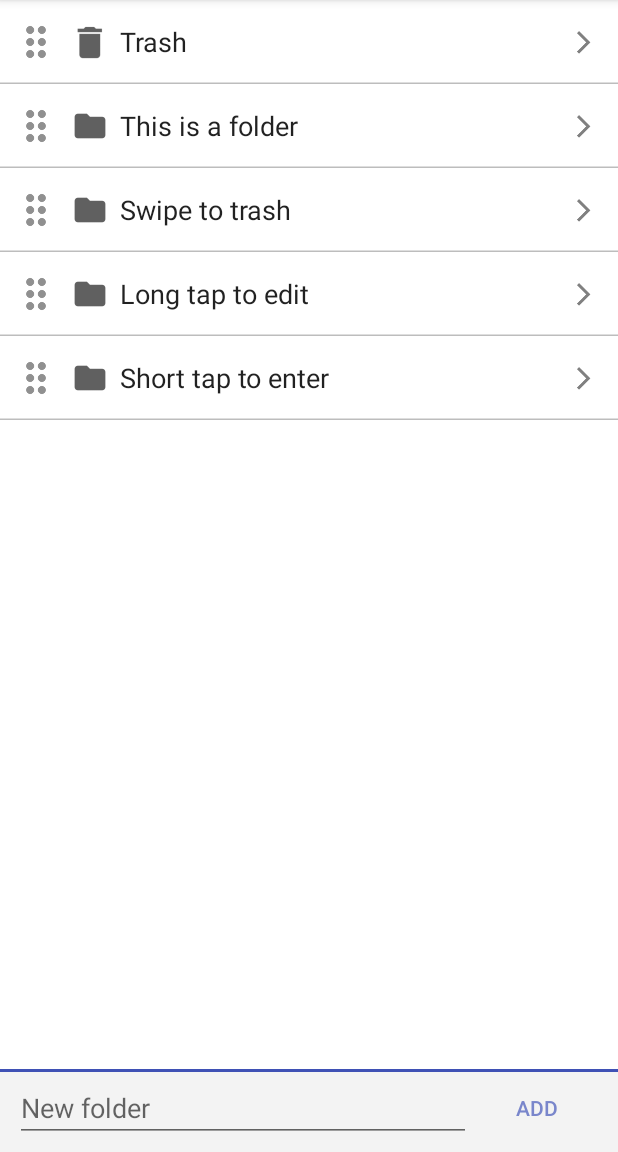
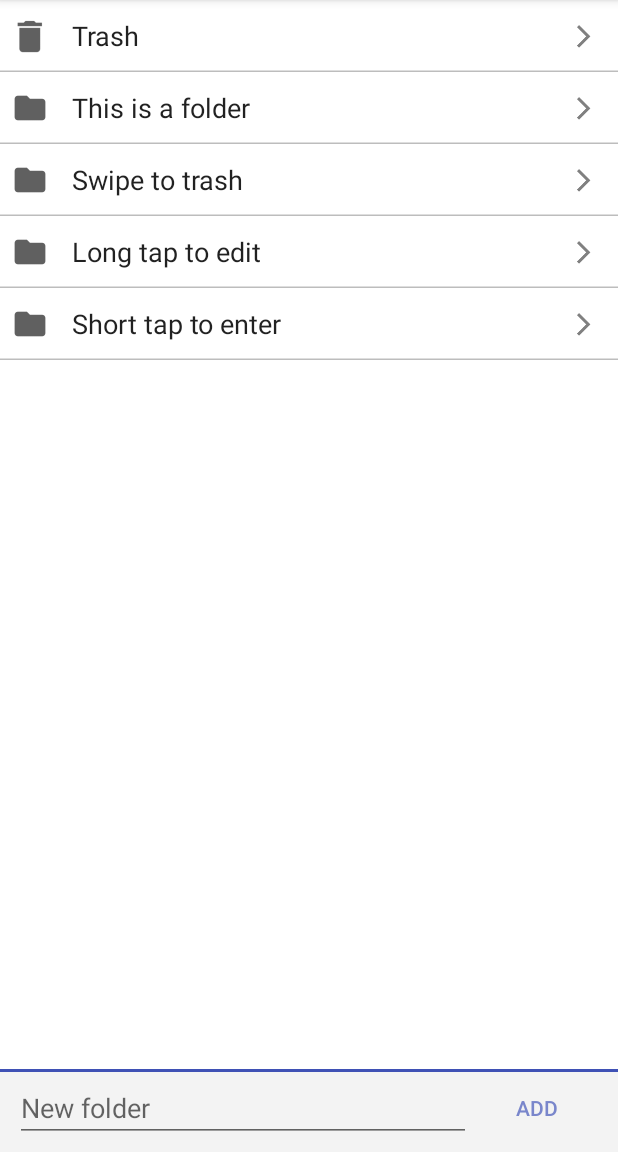
Before and after one commit to martinbonnin/treedo, an Android app: the screen it shows after launch (MainActivity), on a phone screen of 412 x 824 dp, the part 84-1236 px from its top. Run offline under Robolectric (Android 15) with nearby library versions, the phone set to English and light mode, and no system bars; our stand-ins replace Volley.

Commit message:
hide the grab handle by default

```diff
--- a/app/src/main/java/com/mbonnin/treedo/ItemAdapter.java
+++ b/app/src/main/java/com/mbonnin/treedo/ItemAdapter.java
@@ -13,6 +13,7 @@ public class ItemAdapter extends RecyclerView.Adapter<ItemAdapter.ViewHolder> {
     private final Context mContext;
     private Item mItem;
     OnFolderClickedListener mOnFolderClickedListener;
+    private boolean mGrabable;
 
     public ItemAdapter(Context context, Item item) {
         mItem = item;
@@ -41,6 +42,7 @@ public class ItemAdapter extends RecyclerView.Adapter<ItemAdapter.ViewHolder> {
         Item item = mItem.children.get(position);
         holder.mItemView.cancelTranslation();
         holder.mItemView.setItem(item);
+        holder.mItemView.setGrabable(mGrabable);
         holder.mItemView.setListener(new ItemView2.Listener() {
 
             @Override
@@ -64,4 +66,9 @@ public class ItemAdapter extends RecyclerView.Adapter<ItemAdapter.ViewHolder> {
     public abstract static class OnFolderClickedListener {
         public abstract void onFolderClicked(Item item);
     }
+
+    public void setGrablable(boolean grabable) {
+        mGrabable = grabable;
+        notifyDataSetChanged();
+    }
 }
--- a/app/src/main/java/com/mbonnin/treedo/ItemView2.java
+++ b/app/src/main/java/com/mbonnin/treedo/ItemView2.java
@@ -89,6 +89,10 @@ public class ItemView2 extends FrameLayout {
         return mItem;
     }
 
+    public void setGrabable(boolean grabable) {
+        mHandle.setVisibility(grabable ? View.VISIBLE : View.GONE);
+    }
+
     public abstract static class Listener {
         public abstract void onArrowClicked();
     }
--- a/app/src/main/res/layout/item_view_2.xml
+++ b/app/src/main/res/layout/item_view_2.xml
@@ -3,13 +3,12 @@
     android:layout_width="match_parent"
     android:layout_height="wrap_content">
 
-    <RelativeLayout
+    <!-- we need the LinearLayout because some view become View.GONE and this cannot happen in the
+     RelativeLayout-->
+    <LinearLayout
         android:layout_width="match_parent"
         android:layout_height="wrap_content"
-        android:paddingBottom="8dp"
-        android:paddingLeft="8dp"
-        android:paddingRight="8dp"
-        android:paddingTop="8dp">
+        android:gravity="center">
 
         <ImageView
             android:id="@+id/handle"
@@ -34,13 +33,24 @@
             android:layout_toRightOf="@+id/checkbox"
             android:src="@drawable/folder" />
 
+        <!-- we need the RelativeLayout to make the EditText occupy the whole space. Just using a
+        LinearLayout and weight:"1" is not enough... -->
+        <RelativeLayout
+            android:layout_width="match_parent"
+            android:layout_height="wrap_content"
+            android:paddingBottom="8dp"
+            android:paddingLeft="8dp"
+            android:paddingRight="8dp"
+            android:paddingTop="8dp">
+
+
             <com.mbonnin.treedo.ItemEditText
                 android:id="@+id/edit_text"
                 android:layout_width="match_parent"
                 android:layout_height="wrap_content"
                 android:layout_centerInParent="true"
                 android:layout_toLeftOf="@+id/arrow"
-            android:layout_toRightOf="@+id/folder"
+                android:layout_alignParentLeft="true"
                 android:background="@null"
                 android:inputType="textMultiLine" />
 
@@ -52,4 +62,5 @@
                 android:layout_centerInParent="true"
                 android:src="@drawable/arrow" />
         </RelativeLayout>
+    </LinearLayout>
 </com.mbonnin.treedo.ItemView2>
```
Lines whose indentation alone changed are shown as unchanged.
